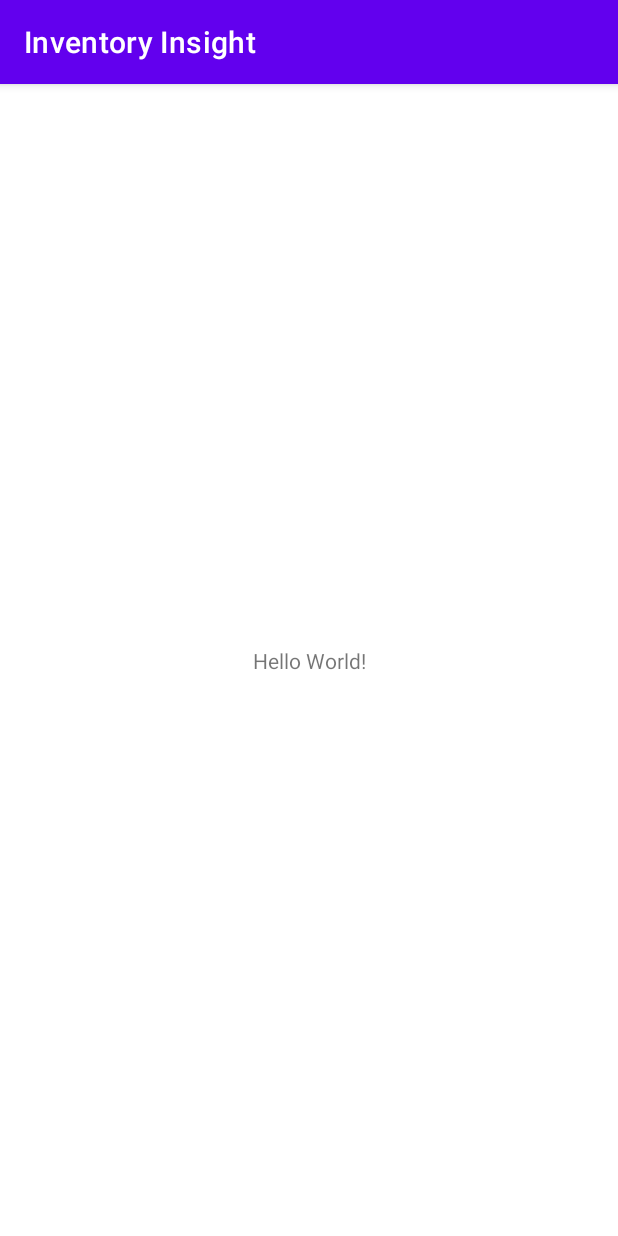
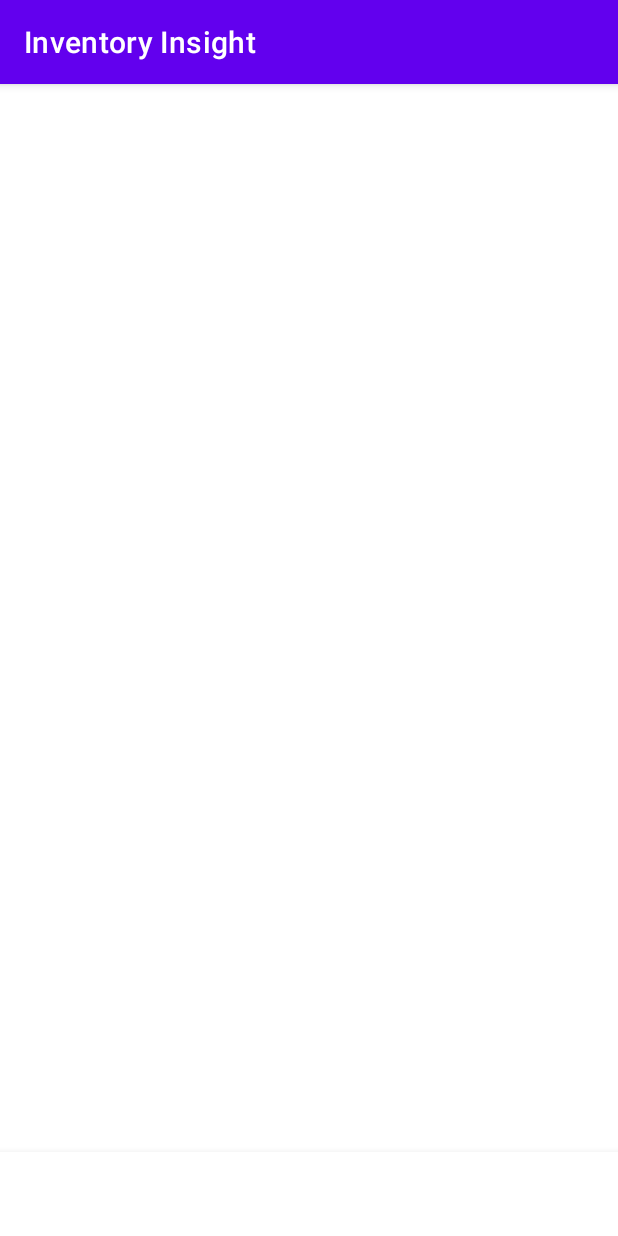
Before and after one commit to GarMoore18/HomeInventoryApp, an Android app: the screen it shows after launch (MainActivity), on a phone screen of 412 x 824 dp. Run offline under Robolectric (Android 15) with nearby library versions, the phone set to English and light mode, and no system bars.

Commit message:
Updated the files

```diff
--- a/InventoryInsight/app/build.gradle
+++ b/InventoryInsight/app/build.gradle
@@ -32,6 +32,7 @@
     implementation 'androidx.appcompat:appcompat:1.2.0'
     implementation 'com.google.android.material:material:1.2.1'
     implementation 'androidx.constraintlayout:constraintlayout:2.0.4'
+    implementation 'com.androidx.support:design:27.0.2' //Used for bottom nav on home screen
     testImplementation 'junit:junit:4.+'
     androidTestImplementation 'androidx.test.ext:junit:1.1.2'
     androidTestImplementation 'androidx.test.espresso:espresso-core:3.3.0'
--- a/InventoryInsight/app/src/main/res/layout/activity_main.xml
+++ b/InventoryInsight/app/src/main/res/layout/activity_main.xml
@@ -1,18 +1,31 @@
 <?xml version="1.0" encoding="utf-8"?>
-<androidx.constraintlayout.widget.ConstraintLayout xmlns:android="http://schemas.android.com/apk/res/android"
+<androidx.constraintlayout.widget.ConstraintLayout
+    xmlns:android="http://schemas.android.com/apk/res/android"
     xmlns:app="http://schemas.android.com/apk/res-auto"
     xmlns:tools="http://schemas.android.com/tools"
     android:layout_width="match_parent"
     android:layout_height="match_parent"
     tools:context=".MainActivity">
 
-    <TextView
-        android:layout_width="wrap_content"
+    <FrameLayout
+        android:id="@+id/container"
+        android:layout_height="match_parent"
+        android:layout_width="match_parent"
+        android:layout_behavior="@string/appbar_scrolling_view_behavior" />
+
+    <android.support.design.widget.BottomNavigationView
+        android:id="@+id/navigationView"
+        android:layout_width="0dp"
         android:layout_height="wrap_content"
-        android:text="Hello World!"
+        android:layout_marginEnd="0dp"
+        android:layout_marginStart="0dp"
+        android:background="?android:attr/windowBackground"
         app:layout_constraintBottom_toBottomOf="parent"
         app:layout_constraintLeft_toLeftOf="parent"
         app:layout_constraintRight_toRightOf="parent"
-        app:layout_constraintTop_toTopOf="parent" />
+        app:itemBackground="@color/colorPrimary"
+        app:itemIconTint="@color/white"
+        app:itemTextColor="@color/white"
+        app:menu="@menu/navigation"/>
 
 </androidx.constraintlayout.widget.ConstraintLayout>
```
Also changed, not shown: InventoryInsight/gradle/wrapper/gradle-wrapper.properties.
